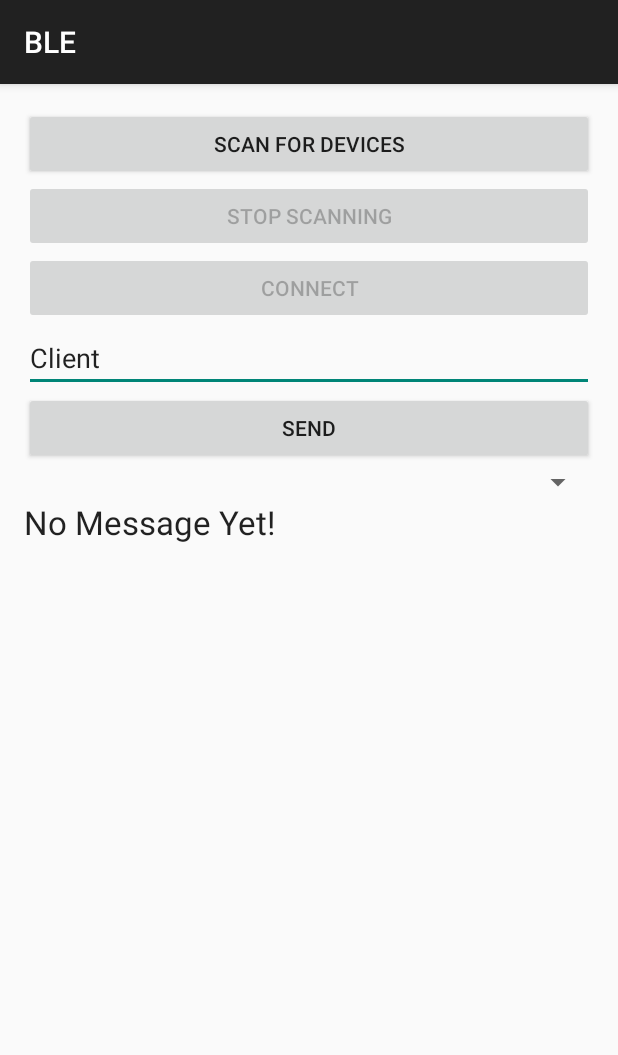
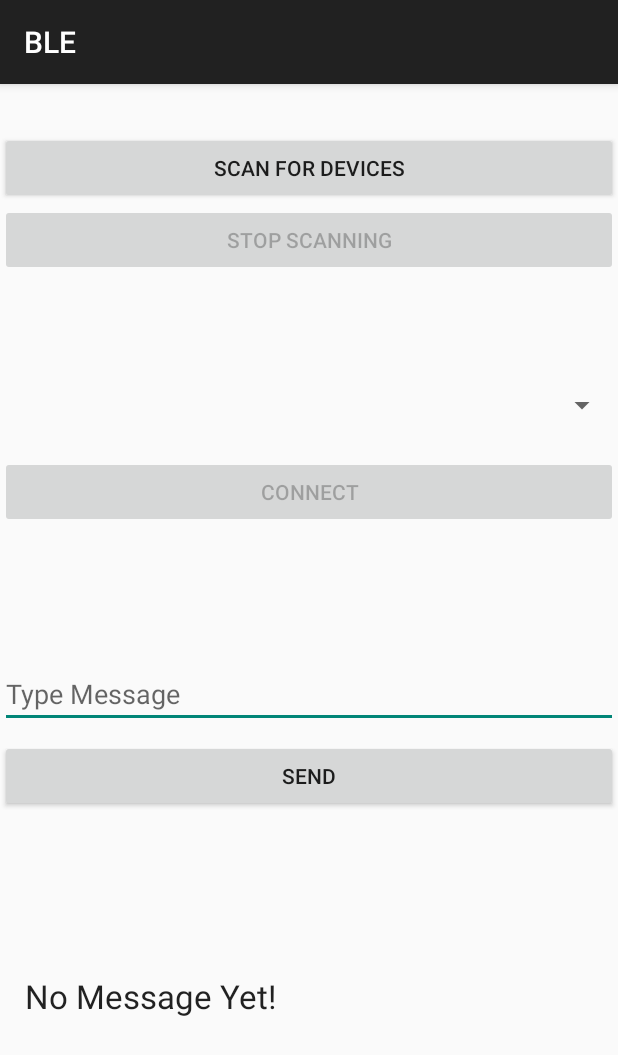
Before and after one commit to shoaibsaikat/Android-BLE-Server-Client, an Android app: the ClientActivity screen opened directly, with no data from a screen before it, on a phone screen of 412 x 824 dp. Shown: the top 1055 px of the screen. Run offline under Robolectric (Android 15) with nearby library versions, the phone set to English and light mode, and no system bars.

Commit message:
UI converted to constraint layout

```diff
--- a/app/src/main/res/layout/activity_client.xml
+++ b/app/src/main/res/layout/activity_client.xml
@@ -1,64 +1,95 @@
-<LinearLayout xmlns:android="http://schemas.android.com/apk/res/android"
+<androidx.constraintlayout.widget.ConstraintLayout xmlns:android="http://schemas.android.com/apk/res/android"
+    xmlns:app="http://schemas.android.com/apk/res-auto"
     xmlns:tools="http://schemas.android.com/tools"
+    android:id="@+id/linearLayout3"
     android:layout_width="match_parent"
     android:layout_height="match_parent"
-    android:orientation="vertical"
-    android:paddingBottom="@dimen/activity_vertical_margin"
-    android:paddingLeft="@dimen/activity_horizontal_margin"
-    android:paddingRight="@dimen/activity_horizontal_margin"
-    android:paddingTop="@dimen/activity_vertical_margin"
-    tools:context=".ClientActivity" >
+    tools:context=".ClientActivity">
 
     <Button
         android:id="@+id/buttonScan"
-        android:layout_width="match_parent"
+        android:layout_width="0dp"
         android:layout_height="wrap_content"
+        android:layout_marginTop="32dp"
         android:enabled="true"
         android:onClick="handleScanStart"
-        android:text="@string/scan_text" />
+        android:text="@string/scan_text"
+        app:layout_constraintEnd_toEndOf="parent"
+        app:layout_constraintStart_toStartOf="parent"
+        app:layout_constraintTop_toTopOf="parent" />
 
     <Button
         android:id="@+id/buttonStopScan"
-        android:layout_width="match_parent"
+        android:layout_width="0dp"
         android:layout_height="wrap_content"
         android:enabled="false"
         android:onClick="handleScanStop"
-        android:text="@string/scan_stop_text" />
+        android:text="@string/scan_stop_text"
+        app:layout_constraintEnd_toEndOf="parent"
+        app:layout_constraintStart_toStartOf="parent"
+        app:layout_constraintTop_toBottomOf="@+id/buttonScan" />
 
     <Button
         android:id="@+id/buttonConnect"
-        android:layout_width="match_parent"
+        android:layout_width="0dp"
         android:layout_height="wrap_content"
+        android:layout_marginTop="16dp"
         android:onClick="handleConnect"
-        android:text="Connect" />
+        android:text="Connect"
+        app:layout_constraintEnd_toEndOf="parent"
+        app:layout_constraintHorizontal_bias="0.0"
+        app:layout_constraintStart_toStartOf="parent"
+        app:layout_constraintTop_toBottomOf="@+id/spinnerCentralList" />
 
     <EditText
         android:id="@+id/editTextInputClient"
-        android:layout_width="match_parent"
+        android:layout_width="0dp"
         android:layout_height="wrap_content"
-        android:ems="10" />
+        android:layout_marginTop="88dp"
+        android:ems="10"
+        android:hint="Type Message"
+        app:layout_constraintEnd_toEndOf="parent"
+        app:layout_constraintHorizontal_bias="0.0"
+        app:layout_constraintStart_toStartOf="parent"
+        app:layout_constraintTop_toBottomOf="@+id/buttonConnect" />
 
     <Button
         android:id="@+id/buttonSendClient"
-        android:layout_width="match_parent"
+        android:layout_width="0dp"
         android:layout_height="wrap_content"
+        android:layout_marginTop="8dp"
         android:onClick="handleSend"
-        android:text="Send" />
+        android:text="Send"
+        app:layout_constraintEnd_toEndOf="parent"
+        app:layout_constraintHorizontal_bias="0.0"
+        app:layout_constraintStart_toStartOf="parent"
+        app:layout_constraintTop_toBottomOf="@+id/editTextInputClient" />
 
     <Spinner
         android:id="@+id/spinnerCentralList"
-        android:layout_width="fill_parent"
-        android:layout_height="wrap_content"
-        android:textColor="#000000" />
+        android:layout_width="0dp"
+        android:layout_height="36dp"
+        android:layout_marginTop="68dp"
+        android:textColor="#000000"
+        app:layout_constraintEnd_toEndOf="parent"
+        app:layout_constraintHorizontal_bias="0.0"
+        app:layout_constraintStart_toStartOf="parent"
+        app:layout_constraintTop_toBottomOf="@+id/buttonStopScan" />
 
     <TextView
         android:id="@+id/textViewClient"
-        android:layout_width="match_parent"
+        android:layout_width="379dp"
         android:layout_height="wrap_content"
+        android:layout_marginTop="108dp"
         android:text="No Message Yet!"
-        android:textAppearance="?android:attr/textAppearanceLarge">
+        android:textAppearance="?android:attr/textAppearanceLarge"
+        app:layout_constraintEnd_toEndOf="parent"
+        app:layout_constraintStart_toStartOf="parent"
+        app:layout_constraintTop_toBottomOf="@+id/buttonSendClient">
 
-        <requestFocus />
+        <requestFocus
+            android:layout_width="wrap_content"
+            android:layout_height="wrap_content" />
     </TextView>
 
-</LinearLayout>
+</androidx.constraintlayout.widget.ConstraintLayout>
```
Also changed, not shown: app/src/main/java/com/shoaibsaikat/ble/ClientActivity.java (+22 -4 lines), app/src/main/java/com/shoaibsaikat/ble/ServerActivity.java (+10 -6 lines), app/src/main/res/layout/activity_main.xml (+20 -8 lines), app/src/main/res/layout/activity_server.xml (+48 -30 lines), 1 other file.
